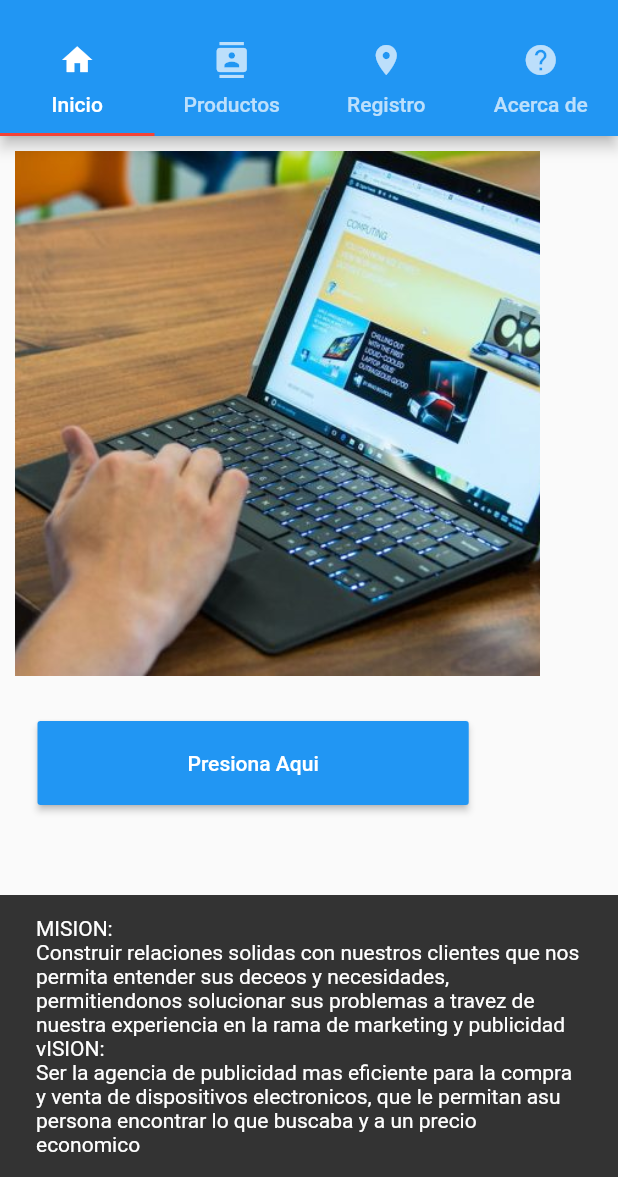
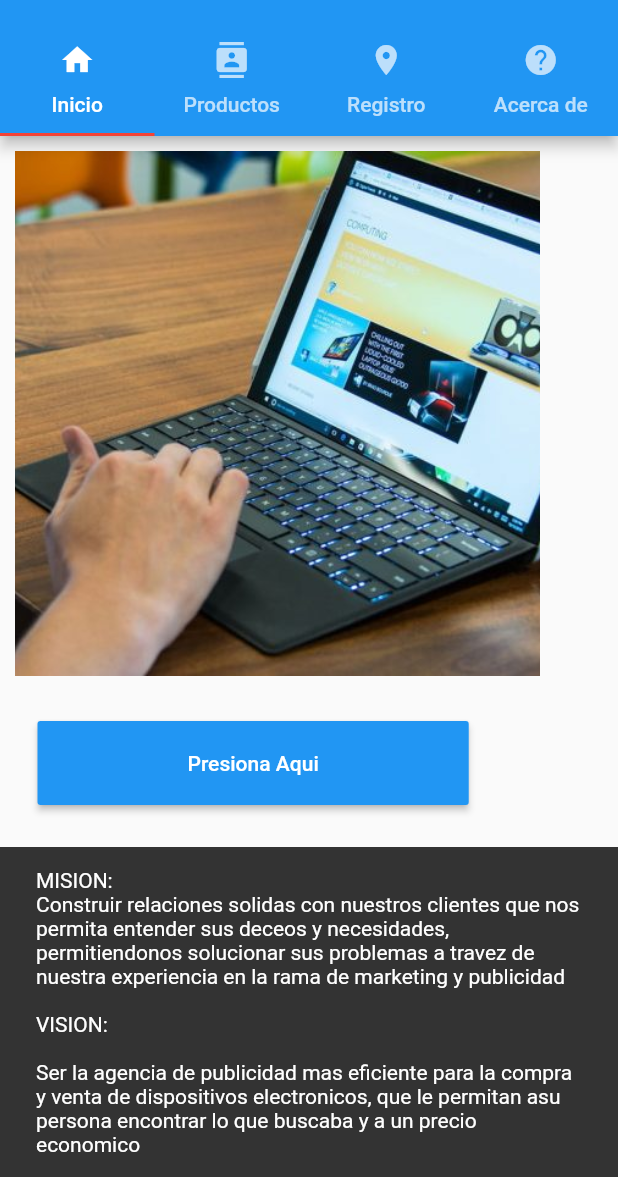
Before and after one commit to hernanvillegas/Tienda_Movil, a Flutter app: the screen it shows after launch, after a tap on "Presiona Aqui", on a phone screen of 412 x 824 dp, the part 59-1236 px from its top. Run offline on Flutter 3.47's test engine with Material 2 defaults, Android fonts, the light colour scheme and no system bars.

Commit message:
reconstruccion de Inicio

```diff
--- a/lib/taps/inicio.dart
+++ b/lib/taps/inicio.dart
@@ -28,7 +28,7 @@ class InicioTabs extends StatelessWidget{
               color: Colors.blue,
               onPressed: (){ //click del boton cuando lo presionamos
                 Scaffold.of(context).showSnackBar(
-                  SnackBar(content: Text('MISION: \nConstruir relaciones solidas con nuestros clientes que nos permita entender sus deceos y necesidades, permitiendonos solucionar sus problemas a travez de nuestra experiencia en la rama de marketing y publicidad \nvISION: \nSer la agencia de publicidad mas eficiente para la compra y venta de dispositivos electronicos, que le permitan asu persona encontrar lo que buscaba y a un precio economico'))
+                  SnackBar(content: Text('MISION: \nConstruir relaciones solidas con nuestros clientes que nos permita entender sus deceos y necesidades, permitiendonos solucionar sus problemas a travez de nuestra experiencia en la rama de marketing y publicidad \n\nVISION: \n\nSer la agencia de publicidad mas eficiente para la compra y venta de dispositivos electronicos, que le permitan asu persona encontrar lo que buscaba y a un precio economico'))
                 );
               },
               child: new Text("Presiona Aqui"),
```
